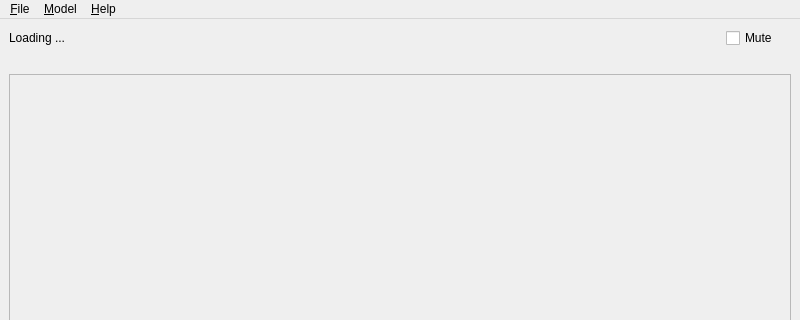
This is ui/mainwindow.ui in tim-gromeyer/VoiceAssistant as Qt 5 draws it before an edit; both pictures show x 0 to 800 and y 0 to 320 of the 800 by 600 pixel window. The edited form follows.
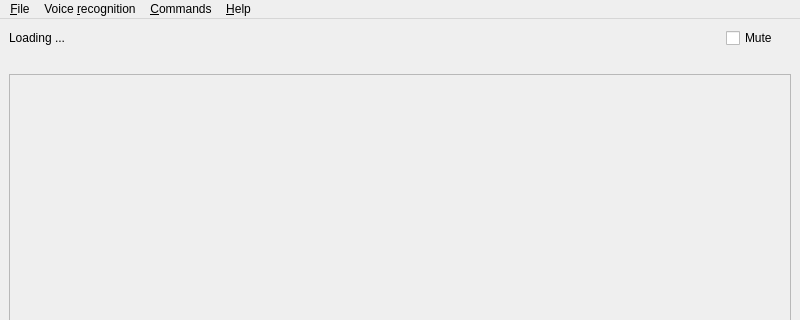
This is the edited form. Icons and pictures are not drawn.

Commit message: Use QStringLiteral instead of QLatin1String

What changed in the file:
```diff
--- a/ui/mainwindow.ui
+++ b/ui/mainwindow.ui
@@ -115,13 +115,19 @@
    </widget>
    <widget class="QMenu" name="menu_Models">
     <property name="title">
-     <string>&amp;Model</string>
+     <string>Voice &amp;recognition</string>
     </property>
     <addaction name="actionHas_word"/>
     <addaction name="actionOpen_downloader"/>
    </widget>
+   <widget class="QMenu" name="menuCommands">
+    <property name="title">
+     <string>&amp;Commands</string>
+    </property>
+   </widget>
    <addaction name="menu_File"/>
    <addaction name="menu_Models"/>
+   <addaction name="menuCommands"/>
    <addaction name="menu_Help"/>
   </widget>
   <action name="action_About">
```
Left out of the diff: 2 changed lines with no effect on the pictures. The commit also changes 1 other file.
